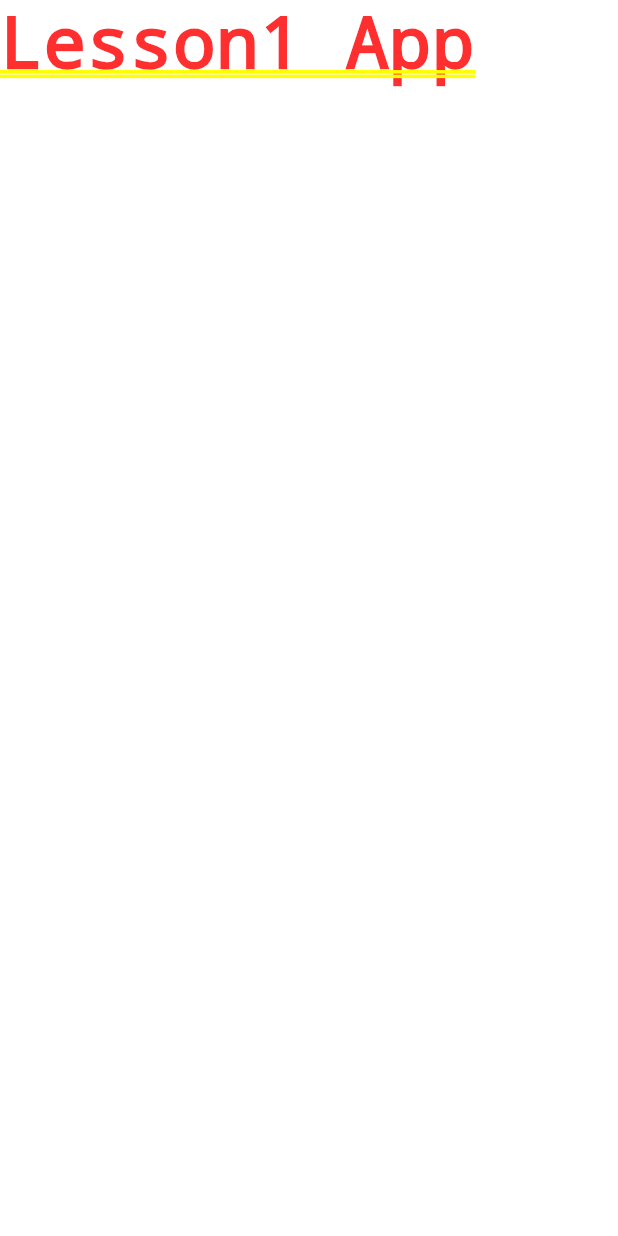
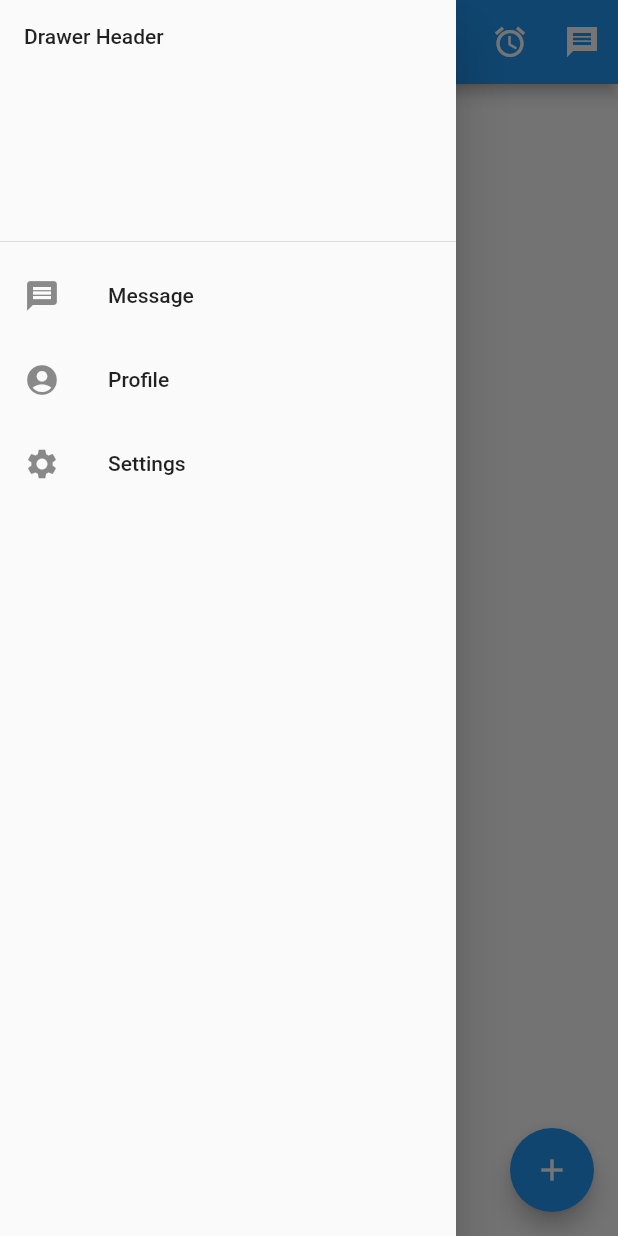
Before and after one commit to SeanAlexWall/MApps-Lesson1, a Flutter app: the screen it shows after launch, with the side drawer open (before the commit the screen has no drawer), on a phone screen of 412 x 824 dp. Run offline on Flutter 3.47's test engine with Material 2 defaults, Android fonts, the phone set to English and light mode, and no system bars.

Commit message:
Through video 14 - floating action button

```diff
--- a/lib/main.dart
+++ b/lib/main.dart
@@ -1,14 +1,32 @@
 import 'package:flutter/material.dart';
+import 'package:lesson1/screen/start_screen.dart';
 
+
+//void main() is the entry point for the app
 void main() {
+  //creates a new instance of the class Lesson1App and invokes the build() function
   runApp(Lesson1App());
 }
 
 class Lesson1App extends StatelessWidget {
+  //called when Lesson1App is created
   @override
   Widget build(BuildContext context) {
+    //returns a new instance of a Material-style app
+    //defined by the various screens we have set up
     return MaterialApp(
-      home: Text('Lesson1 App'),
+      //the first screen the app goes to
+      initialRoute: StartScreen.routeName,
+      //routes to all the screens in the app
+      routes: {
+        //when the routeName for start_screen is used, it returns the function StartScreen()
+        StartScreen.routeName : goToStart
+      }
     );
   }
 }
+
+//returns a new instance of the StartScreen class
+Widget goToStart(BuildContext context){
+  return StartScreen();
+}
--- /dev/null
+++ b/lib/screen/start_screen.dart
@@ -0,0 +1,96 @@
+import 'package:flutter/material.dart';
+
+class StartScreen extends StatelessWidget {
+  //pre-defined rout for this screen so that we don't have to re-type it every time
+  static const routeName = '/startScreen';
+  @override
+  Widget build(BuildContext context) {
+    //Scaffolds are the structure of flutter apps: think grids for css/bootstrap
+    return Scaffold(
+      //bar at the top of the screen
+      appBar: AppBar(
+        //Title of the screen. Appears on the appbar
+        title: Text('Start Menu'),
+        //actions that can be taken in the appbar
+        actions: [
+          //a bell icon. Prints 'Alarm'
+          IconButton(icon: Icon(Icons.alarm), onPressed: (){
+            print("Alarm");
+            }),
+          //message icon. Prints 'Message'
+          IconButton(icon: Icon(Icons.message_sharp), onPressed: (){
+            print("message");
+          }),
+        ],
+      ),
+      //body of the screen. Column layout type stacks widgets on top of each other
+      //should be useful for formats like 'cards'-style info blocks
+      body: Column(
+        //set of stacked widgets
+        children: [
+          //Button that says 'Menu 1' and prints 'Menu 1' upon being pressed
+          RaisedButton(
+            //event that happens upon pressing the button
+            onPressed: (){
+              print("Menu 1");
+            },
+            //text on the button
+            child: Text("Menu 1"),
+          ),
+          //Button that says 'Menu 2' and prints 'Menu 2' upon being pressed
+          RaisedButton(
+            //event that happens upon pressing the button
+            onPressed: (){
+              print("Menu 2");
+            },
+            //text on the button
+            child: Text("Menu 2"),
+          ),
+          //text - kinda self-explainatory
+          Text("Third Menu"),
+        ],
+      ),
+      //swing-out menu with hamburger menu icon
+      drawer: Drawer(
+        //variation of column with specific children
+        child: ListView(
+          //set of items in ListView
+          children: [
+            //Title of drawer
+            DrawerHeader(
+              child: Text("Drawer Header"),
+            ),
+            //Item made for listview
+            ListTile(
+              //first thing in listtile
+              leading: Icon(Icons.message),
+              //title of listtile
+              title: Text("Message"),
+            ),
+            ListTile(
+              //first thing in listtile
+              leading: Icon(Icons.account_circle),
+              //title of listtile
+              title: Text("Profile"),
+            ),
+            ListTile(
+              //first thing in listtile
+              leading: Icon(Icons.settings),
+              //title of listtile
+              title: Text("Settings"),
+            ),
+          ],
+        ),
+      ),
+      //floating button that does something
+      //from seeing this button in apps before, it will stay above the keyboard
+      //and in front of widgets as they are scrolled past
+      floatingActionButton: FloatingActionButton(
+        onPressed: (){
+          print("Floating action button");
+        },
+        child: Icon(Icons.add),
+      ),
+    );
+  }
+}
```
